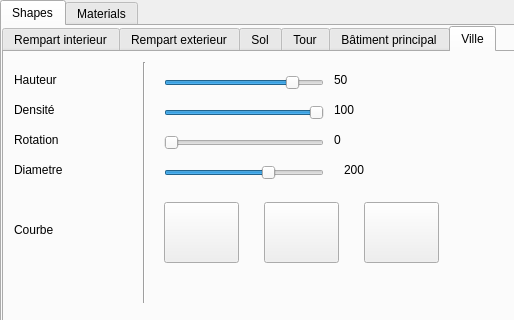
Old version of the form Castle.ui in the repository Ghostmoonk/maya-python-castle; both pictures show x 0 to 514 and y 0 to 320 of the 618 by 489 pixel window.
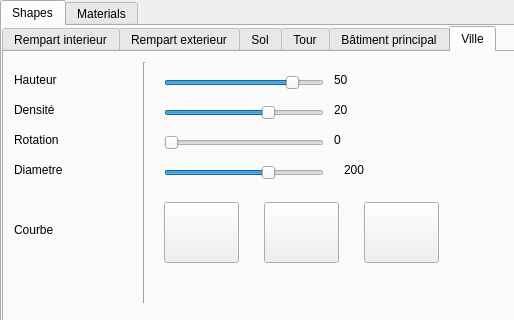
New version of the form. The open tabs and pages were chosen to show the change. Icons and pictures are not drawn.

Commit message: modif slider + densite

What changed in the file:
```diff
--- a/Castle.ui
+++ b/Castle.ui
@@ -13,7 +13,15 @@
   <property name="windowTitle">
    <string>MainWindow</string>
   </property>
+  <property name="styleSheet">
+   <string notr="true"/>
+  </property>
   <widget class="QWidget" name="centralwidget">
+   <property name="styleSheet">
+    <string notr="true">QWidget{
+	background-image:url(&quot;D:/Users/Justine/coursDigi/Dessing/paysage.jpg&quot;);
+}</string>
+   </property>
    <widget class="QTabWidget" name="tabWidget">
     <property name="geometry">
      <rect>
@@ -42,6 +50,11 @@
         <height>381</height>
        </rect>
       </property>
+      <property name="styleSheet">
+       <string notr="true">QTabWidget{
+	background-image:url(&quot;D:/Users/Justine/coursDigi/Dessing/paysage.jpg&quot;);
+}</string>
+      </property>
       <property name="currentIndex">
        <number>1</number>
       </property>
@@ -1510,10 +1523,10 @@
          </rect>
         </property>
         <property name="maximum">
-         <number>100</number>
+         <number>30</number>
         </property>
         <property name="value">
-         <number>100</number>
+         <number>20</number>
         </property>
         <property name="orientation">
          <enum>Qt::Horizontal</enum>
@@ -1606,7 +1619,7 @@
          </rect>
         </property>
         <property name="text">
-         <string>100</string>
+         <string>20</string>
         </property>
        </widget>
        <widget class="QLabel" name="label_74">
```
Left out of the diff: 32 changed lines with no effect on the pictures. The commit also changes 2 other files.
